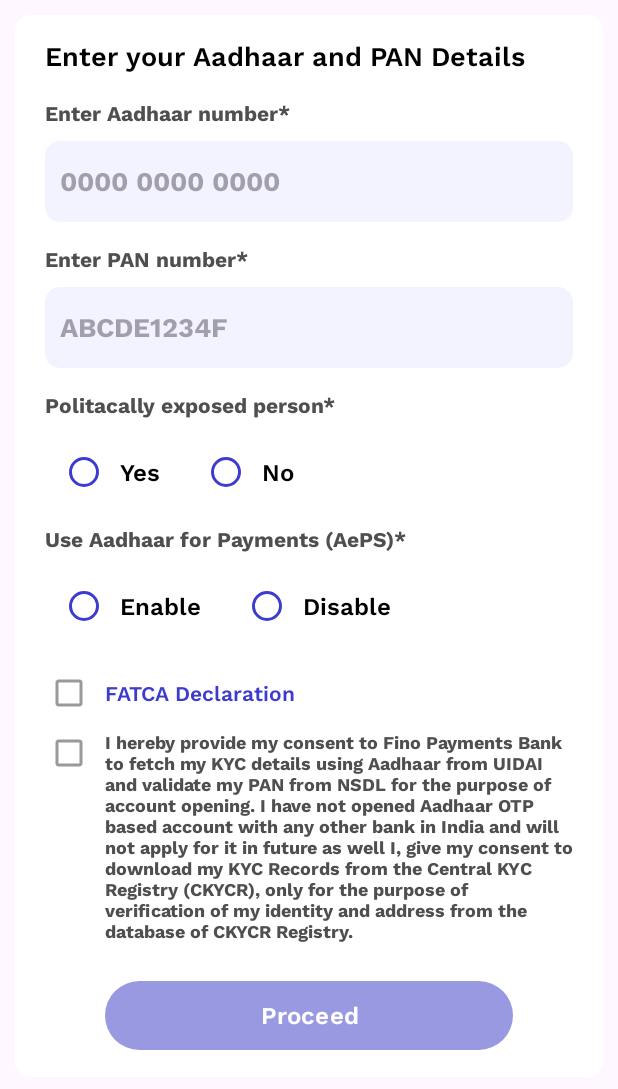
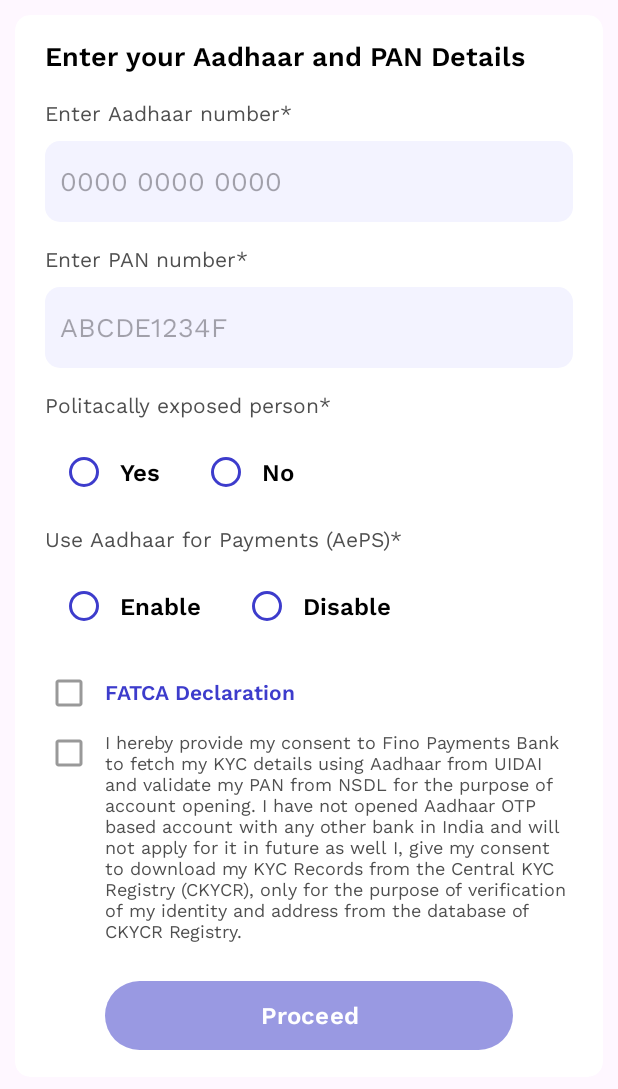
Before and after one commit to Rahulrhl17/TestUI, an Android app: the layout aadhaar_pan_verification_fragment.xml on its own in the app's theme, with its tools: preview values and no code run, on a phone screen of 412 x 824 dp. Shown: the top 1089 px of the screen. Run offline under Robolectric (Android 15) with nearby library versions, the phone set to English and light mode, and no system bars.

Commit message:
[RN] Font Rework

```diff
--- a/app/src/main/res/font/work_sans_regular.xml
+++ /dev/null
@@ -1,9 +0,0 @@
-<?xml version="1.0" encoding="utf-8"?>
-<font-family xmlns:android="http://schemas.android.com/apk/res/android">
-    <font
-        android:fontStyle="normal"
-        android:fontWeight="700"
-        android:font="@font/work_sans_variable_weight"
-        android:fontVariationSettings="'wght' 700" />
-
-</font-family>
--- a/app/src/main/res/layout/payment_success_screen.xml
+++ b/app/src/main/res/layout/payment_success_screen.xml
@@ -32,6 +32,8 @@
 
 
 
+
+
     <com.google.android.material.button.MaterialButton
         android:id="@+id/proceed"
         style="@style/SolidButtonWhite"
```
Also changed, not shown: app/src/main/res/drawable/ic_copy.xml (added, +7 -0 lines), app/src/main/res/drawable/ic_share.xml (added, +11 -0 lines), app/src/main/res/values/themes.xml (+11 -23 lines), app/src/main/res/font/work_sans_black.ttf (added), app/src/main/res/font/work_sans_bold.ttf (added), app/src/main/res/font/work_sans_extra_bold.ttf (added), app/src/main/res/font/work_sans_light.ttf (added), app/src/main/res/font/work_sans_medium.ttf (added), app/src/main/res/font/work_sans_regular.ttf (added), app/src/main/res/font/work_sans_semibold.ttf (added), app/src/main/res/font/work_sans_variable_weight.ttf (deleted).
